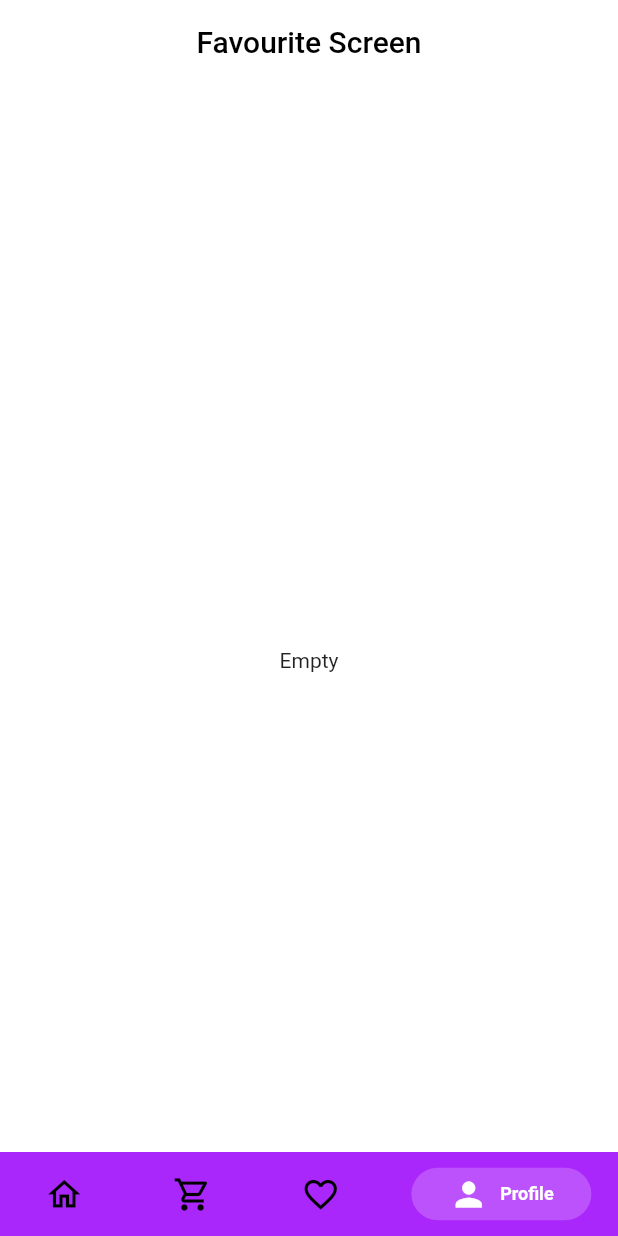
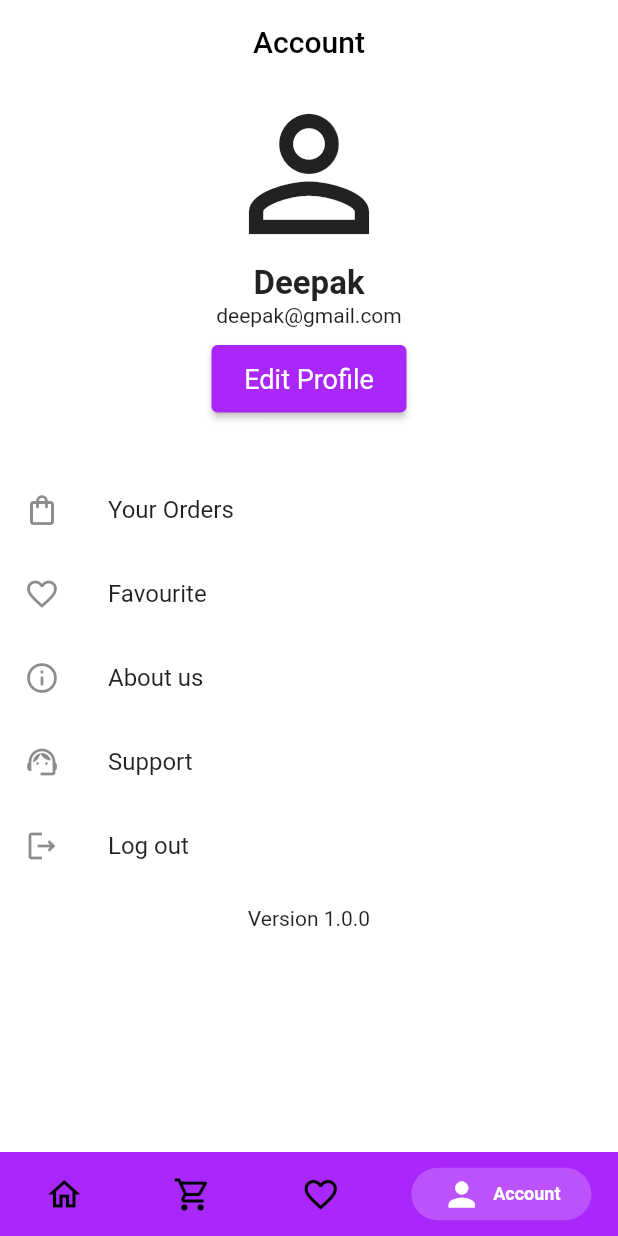
Before and after one commit to deepak20001/ecommerce_app, a Flutter app: the screen it shows once a user with an empty profile is signed in, item 4 of the bottom bar chosen, on a phone screen of 412 x 824 dp. Run offline on Flutter 3.47's test engine with Material 2 defaults, Android fonts, the phone set to English and light mode, and no system bars; drawn by our look-alikes of persistent_bottom_nav_bar; our stand-ins replace cloud_firestore, firebase_auth, firebase_core, fluttertoast; accounts and stored records are empty.

Commit message:
- ACCOUNT SCREEN - account screen created

```diff
--- /dev/null
+++ b/lib/screens/account_screen/account_screen.dart
@@ -0,0 +1,97 @@
+import 'package:ecommerce_app/widgets/primary_button/primary_button.dart';
+import 'package:flutter/material.dart';
+
+class AccountScreen extends StatelessWidget {
+  const AccountScreen({super.key});
+
+  @override
+  Widget build(BuildContext context) {
+    return Scaffold(
+      appBar: AppBar(
+        backgroundColor: Colors.white,
+        centerTitle: true,
+        title: const Text(
+          "Account",
+          style: TextStyle(
+            color: Colors.black,
+          ),
+        ),
+      ),
+      body: Column(
+        children: [
+          Expanded(
+            child: Container(
+              child: Column(
+                crossAxisAlignment: CrossAxisAlignment.center,
+                children: [
+                  const Icon(
+                    Icons.person_outline,
+                    size: 120.0,
+                  ),
+                  const Text(
+                    "Deepak",
+                    style: TextStyle(
+                      fontSize: 22.0,
+                      fontWeight: FontWeight.bold,
+                    ),
+                  ),
+                  const Text(
+                    "deepak@gmail.com",
+                  ),
+                  const SizedBox(
+                    height: 12.0,
+                  ),
+                  SizedBox(
+                    width: 130.0,
+                    child: PrimaryButton(
+                      onPressed: () {},
+                      title: "Edit Profile",
+                    ),
+                  ),
+                ],
+              ),
+            ),
+          ),
+          Expanded(
+            flex: 2,
+            child: Container(
+              child: Column(
+                children: [
+                  ListTile(
+                    onTap: () {},
+                    leading: const Icon(Icons.shopping_bag_outlined),
+                    title: const Text("Your Orders"),
+                  ),
+                  ListTile(
+                    onTap: () {},
+                    leading: const Icon(Icons.favorite_outline),
+                    title: const Text("Favourite"),
+                  ),
+                  ListTile(
+                    onTap: () {},
+                    leading: const Icon(Icons.info_outline),
+                    title: const Text("About us"),
+                  ),
+                  ListTile(
+                    onTap: () {},
+                    leading: const Icon(Icons.support_agent_outlined),
+                    title: const Text("Support"),
+                  ),
+                  ListTile(
+                    onTap: () {},
+                    leading: const Icon(Icons.logout_outlined),
+                    title: const Text("Log out"),
+                  ),
+                  const SizedBox(
+                    height: 12.0,
+                  ),
+                  const Text("Version 1.0.0"),
+                ],
+              ),
+            ),
+          ),
+        ],
+      ),
+    );
+  }
+}
--- a/lib/screens/custom_bottom_bar/custom_bottom_bar.dart
+++ b/lib/screens/custom_bottom_bar/custom_bottom_bar.dart
@@ -1,4 +1,4 @@
-import 'package:ecommerce_app/constants/theme.dart';
+import 'package:ecommerce_app/screens/account_screen/account_screen.dart';
 import 'package:ecommerce_app/screens/cart_screen/cart_screen.dart';
 import 'package:flutter/material.dart';
 import 'package:persistent_bottom_nav_bar/persistent_tab_view.dart';
@@ -23,7 +23,7 @@ class _CustomBottomBarState extends State<CustomBottomBar> {
         const Home(),
         const CartScreen(),
         const FavouriteScreen(),
-        const FavouriteScreen(),
+        const AccountScreen(),
       ];
 
   List<PersistentBottomNavBarItem> _navBarsItems() => [
@@ -51,7 +51,7 @@ class _CustomBottomBarState extends State<CustomBottomBar> {
         PersistentBottomNavBarItem(
           icon: const Icon(Icons.person),
           inactiveIcon: const Icon(Icons.person_outline),
-          title: "Profile",
+          title: "Account",
           activeColorPrimary: Colors.white,
           inactiveColorPrimary: Colors.black,
         ),
--- a/lib/screens/favourite_screen/favourite_screen.dart
+++ b/lib/screens/favourite_screen/favourite_screen.dart
@@ -1,9 +1,7 @@
 import 'package:ecommerce_app/screens/favourite_screen/widgets/single_favourite_item.dart';
 import 'package:flutter/material.dart';
 import 'package:provider/provider.dart';
-
 import '../../provider/app_provider.dart';
-import '../cart_screen/widgets/single_cart_item.dart';
 
 class FavouriteScreen extends StatelessWidget {
   const FavouriteScreen({super.key});
--- a/lib/screens/product_details/product_details.dart
+++ b/lib/screens/product_details/product_details.dart
@@ -1,6 +1,5 @@
 import 'package:ecommerce_app/constants/constants.dart';
 import 'package:ecommerce_app/screens/cart_screen/cart_screen.dart';
-import 'package:ecommerce_app/screens/favourite_screen/favourite_screen.dart';
 import 'package:flutter/cupertino.dart';
 import 'package:flutter/material.dart';
 import 'package:provider/provider.dart';
```
